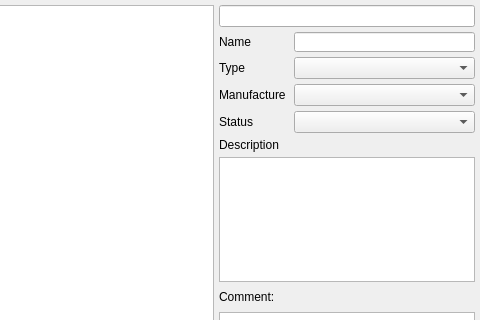
First picture: the form in UIs/ui_components_page.ui, repository PippoGot/PRJ_Manager_2020, before the edit; both pictures show x 802 to 1282 and y 0 to 320 of the 1282 by 728 pixel window.
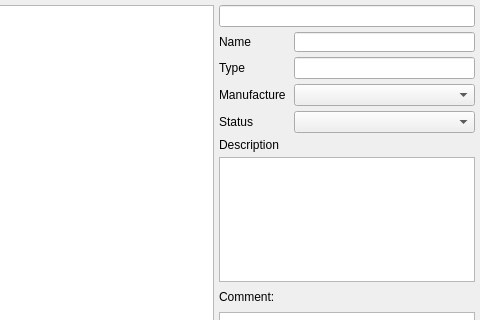
Second picture: the form after the edit.

Commit message: added automatic type for the popup component editor

Diff of the .ui file:
```diff
--- a/UIs/ui_components_page.ui
+++ b/UIs/ui_components_page.ui
@@ -137,13 +137,6 @@
           </property>
          </widget>
         </item>
-        <item row="1" column="1">
-         <widget class="QComboBox" name="uiType">
-          <property name="editable">
-           <bool>false</bool>
-          </property>
-         </widget>
-        </item>
         <item row="2" column="0">
          <widget class="QLabel" name="uiManufactureLabel">
           <property name="minimumSize">
@@ -190,6 +183,9 @@
           </property>
          </widget>
         </item>
+        <item row="1" column="1">
+         <widget class="QLineEdit" name="uiType"/>
+        </item>
        </layout>
       </item>
       <item>
```
The commit also changes 6 other files.
